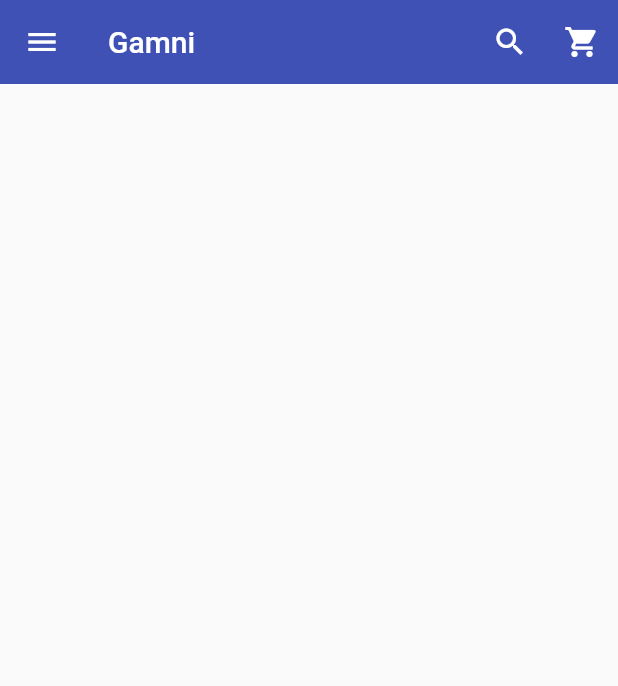
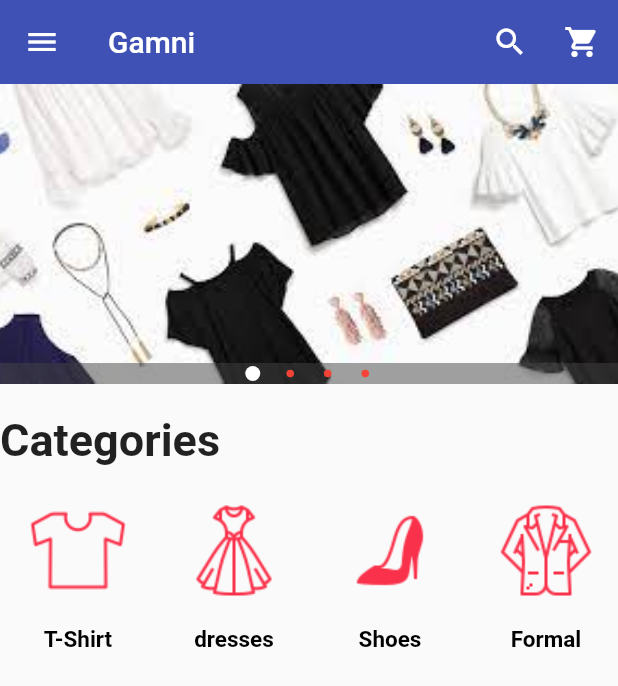
Before and after one commit to DavidMaged171/Gamni-E-commerce-App, a Flutter app: the screen it shows after launch, on a phone screen of 412 x 824 dp. Shown: the top 686 px of the screen. Run offline on Flutter 3.47's test engine with Material 2 defaults, Android fonts, the phone set to English and light mode, and no system bars; drawn by our look-alikes of carousel_pro.

Commit message:
Added Categories Section

```diff
--- /dev/null
+++ b/lib/customWidget/commonWidget.dart
@@ -0,0 +1,23 @@
+import 'package:flutter/material.dart';
+import 'package:carousel_pro/carousel_pro.dart';
+Widget getImageCarousel() {
+  Widget image_carousel = new Container(
+    height: 200,
+    child: new Carousel(
+      boxFit: BoxFit.cover,
+      images: [
+        AssetImage('lib/images/im1.png'),
+        AssetImage('lib/images/im2.png'),
+        AssetImage('lib/images/im3.png'),
+        AssetImage('lib/images/im4.png'),
+      ],
+      autoplay: false,
+      dotSize: 5,
+      indicatorBgPadding: 2,
+      dotColor: Colors.red,
+      //animationCurve: Curves.fastOutSlowIn,
+      //animationDuration: Duration(milliseconds: 100),
+    ),
+  );
+  return image_carousel;
+}
--- /dev/null
+++ b/lib/customWidget/horizontalList.dart
@@ -0,0 +1,59 @@
+import 'package:flutter/material.dart';
+
+class HorizontalList extends StatelessWidget {
+  HorizontalList({IconData icon}) {
+    this.icon = icon;
+  }
+
+  IconData icon;
+
+  @override
+  Widget build(BuildContext context) {
+    return Container(
+      height: 80,
+      child: ListView(
+        scrollDirection: Axis.horizontal,
+        children: [
+          new Icon(icon),
+        ],
+      ),
+    );
+  }
+}
+
+class Categoryy extends StatelessWidget {
+  final String imageUrl, imageCaption;
+
+  Categoryy(this.imageCaption, this.imageUrl) {}
+
+  @override
+  Widget build(BuildContext context) {
+    return Padding(
+      padding: EdgeInsets.all(2),
+      child: InkWell(
+        onTap: () {},
+        child: Container(
+          width: 100,
+          child: ListTile(
+            title: Image.asset(
+              imageUrl,
+              width: 100,
+              height: 100,
+            ),
+            subtitle: Container(
+              alignment: Alignment.topCenter,
+              child: Text(
+                imageCaption,
+                style: TextStyle(
+                  fontWeight: FontWeight.bold,
+                  fontSize: 15,
+                  color: Colors.black
+                ),
+              ),
+            ),
+          ),
+        ),
+      ),
+    );
+  }
+}
--- a/lib/main.dart
+++ b/lib/main.dart
@@ -1,5 +1,5 @@
 import 'package:flutter/material.dart';
-import 'package:flutter_app/customWidget/GamniDrawer.dart';
+import 'package:flutter_app/screens/HomePage.dart';
 
 void main()
 {
@@ -10,29 +10,3 @@ void main()
     )
   );
 }
-class HomePage extends StatefulWidget
-{
-  @override
-  _HomePageState createState()=> _HomePageState();
-}
-
-class _HomePageState extends State<HomePage>
-  {
-    @override
-    Widget build(BuildContext context)
-    {
-      return Scaffold(
-        appBar: new AppBar(
-          elevation: 0,
-          title: Text('Gamni'),
-          backgroundColor: Colors.indigo,
-          actions: [
-            new IconButton(icon:Icon (Icons.search,color: Colors.white,), onPressed: (){}),
-            new IconButton(icon:Icon (Icons.shopping_cart,color: Colors.white,), onPressed: (){}),
-          ],
-        ),
-        drawer: GamniDrawer()
-      );
-    }
-
-  }
--- /dev/null
+++ b/lib/screens/HomePage.dart
@@ -0,0 +1,92 @@
+import 'package:flutter/foundation.dart';
+import 'package:flutter/material.dart';
+import 'package:flutter_app/customWidget/GamniDrawer.dart';
+import 'package:carousel_pro/carousel_pro.dart';
+import 'package:flutter_app/customWidget/horizontalList.dart';
+
+class HomePage extends StatefulWidget {
+  @override
+  _HomePageState createState() => _HomePageState();
+}
+
+class _HomePageState extends State<HomePage> {
+  @override
+  Widget build(BuildContext context) {
+    return Scaffold(
+      appBar: new AppBar(
+        elevation: 0,
+        title: Text('Gamni'),
+        backgroundColor: Colors.indigo,
+        actions: [
+          new IconButton(
+              icon: Icon(
+                Icons.search,
+                color: Colors.white,
+              ),
+              onPressed: () {}),
+          new IconButton(
+              icon: Icon(
+                Icons.shopping_cart,
+                color: Colors.white,
+              ),
+              onPressed: () {}),
+        ],
+      ),
+      drawer: GamniDrawer(),
+      body: new ListView(
+        children: [
+          getImageCarousel(),
+          categoriesText(),
+          SingleChildScrollView(
+            scrollDirection: Axis.horizontal,
+            child: Row(
+              //scrollDirection:Axis.vertical ,
+              children: [
+                Categoryy("T-Shirt", "lib/images/tshirt3.png"),
+                Categoryy("dresses", "lib/images/dress.png"),
+                Categoryy("Shoes", "lib/images/shoes.png"),
+                Categoryy("Formal", "lib/images/formal.png"),
+                Categoryy("Pants", "lib/images/pants.png"),
+              ],
+            ),
+          ),
+        ],
+      ),
+    );
+  }
+}
+
+Widget getImageCarousel() {
+  Widget image_carousel = new Container(
+    height: 200,
+    child: new Carousel(
+      boxFit: BoxFit.cover,
+      images: [
+        AssetImage('lib/images/im1.png'),
+        AssetImage('lib/images/im2.png'),
+        AssetImage('lib/images/im3.png'),
+        AssetImage('lib/images/im4.png'),
+      ],
+      autoplay: true,
+      dotSize: 5,
+      indicatorBgPadding: 2,
+      dotColor: Colors.red,
+      //animationCurve: Curves.fastOutSlowIn,
+      //animationDuration: Duration(milliseconds: 100),
+    ),
+  );
+  return image_carousel;
+}
+
+Widget categoriesText() {
+  return Padding(
+    padding: EdgeInsets.fromLTRB(0, 20, 0, 0),
+    child: Text(
+      "Categories",
+      style: TextStyle(
+        fontSize: 30,
+        fontWeight: FontWeight.bold,
+      ),
+    ),
+  );
+}
```
Also changed, not shown: pubspec.yaml (+11 -6 lines), lib/images/dress.png (added), lib/images/formal.png (added), lib/images/im1.png (added), lib/images/im2.png (added), lib/images/im3.png (added), lib/images/im4.png (added), lib/images/pants.png (added), lib/images/shoes.png (added), lib/images/tshirt.png (added), lib/images/tshirt2.png (added), lib/images/tshirt3.png (added), pubspec.lock.
